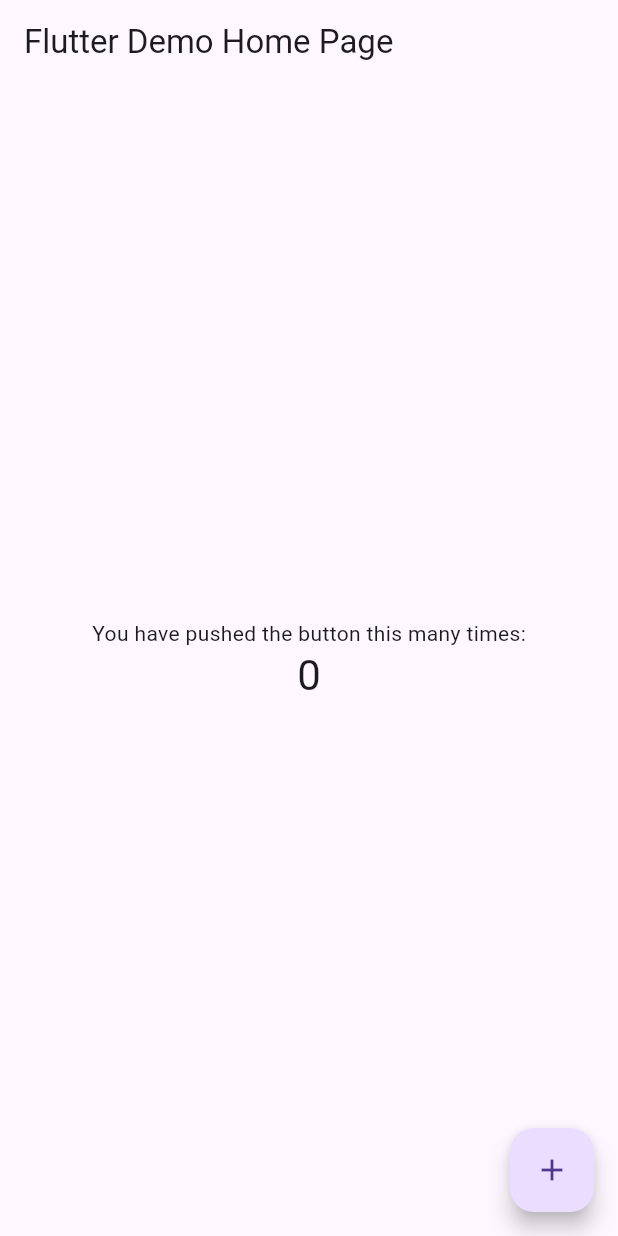
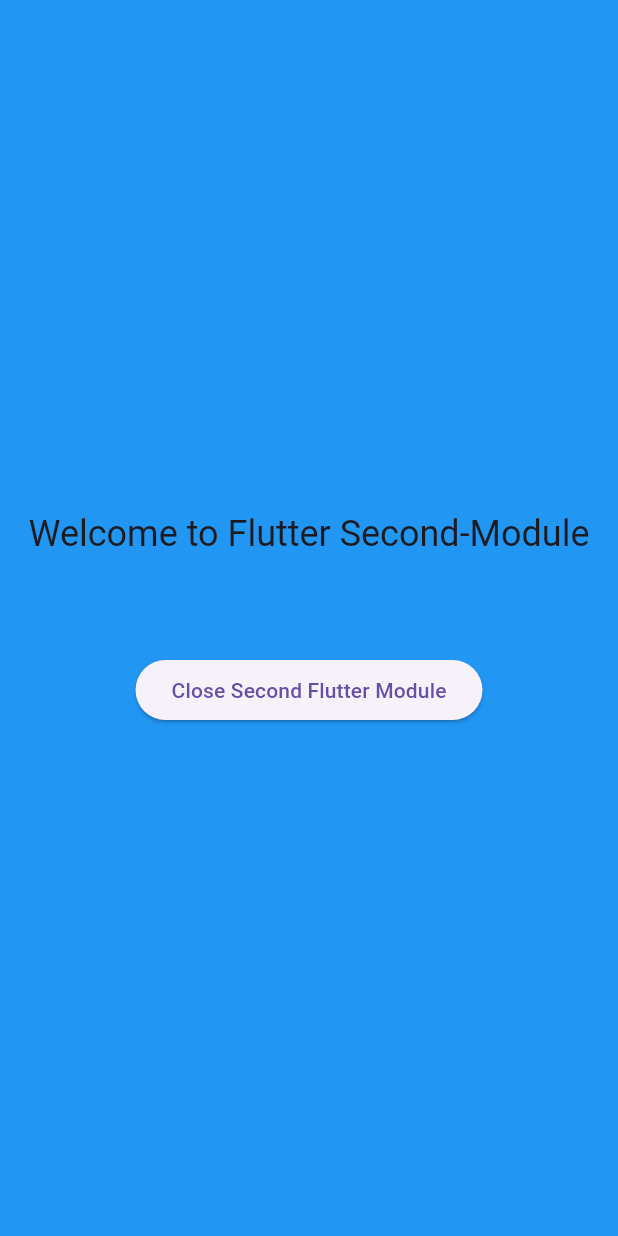
Before and after one commit to caosytrung/AndroidMultiFlutterModules, a Flutter app: the screen it shows after launch, on a phone screen of 412 x 824 dp. Run offline on Flutter 3.47's test engine with Material 3 defaults, Android fonts, the phone set to English and light mode, and no system bars.

Commit message:
Remove Hilt and complete features

```diff
--- /dev/null
+++ b/flutter_module_wrapper/first_module/lib/constants.dart
@@ -0,0 +1,7 @@
+class Constants {
+  Constants._();
+
+  static const channelName = "FlutterFirstModuleChannel";
+  static const finishEvent = "finishEvent";
+  static const openSecondModuleEvent = "openSecondModuleEvent";
+}
--- a/flutter_module_wrapper/first_module/lib/main.dart
+++ b/flutter_module_wrapper/first_module/lib/main.dart
@@ -1,4 +1,6 @@
+import 'package:first_module/constants.dart';
 import 'package:flutter/material.dart';
+import 'package:flutter/services.dart';
 
 void main() => runApp(const FirstModuleApp());
 
@@ -9,104 +11,56 @@ class FirstModuleApp extends StatelessWidget {
   @override
   Widget build(BuildContext context) {
     return MaterialApp(
-      title: 'Flutter Demo',
+      title: 'Flutter First Module',
       theme: ThemeData(
-        // This is the theme of your application.
-        //
-        // Try running your application with "flutter run". You'll see the
-        // application has a blue toolbar. Then, without quitting the app, try
-        // changing the primarySwatch below to Colors.green and then invoke
-        // "hot reload" (press "r" in the console where you ran "flutter run",
-        // or press Run > Flutter Hot Reload in a Flutter IDE). Notice that the
-        // counter didn't reset back to zero; the application is not restarted.
         primarySwatch: Colors.blue,
       ),
-      home: const MyHomePage(title: 'Flutter Demo Home Page'),
+      home: Container(
+          padding: const EdgeInsets.all(8), color: Colors.amber, child: const MyHomePage()),
     );
   }
 }
 
 class MyHomePage extends StatefulWidget {
-  const MyHomePage({super.key, required this.title});
-
-  // This widget is the home page of your application. It is stateful, meaning
-  // that it has a State object (defined below) that contains fields that affect
-  // how it looks.
-
-  // This class is the configuration for the state. It holds the values (in this
-  // case the title) provided by the parent (in this case the App widget) and
-  // used by the build method of the State. Fields in a Widget subclass are
-  // always marked "final".
-
-  final String title;
+  const MyHomePage({super.key});
 
   @override
   State<MyHomePage> createState() => _MyHomePageState();
 }
 
 class _MyHomePageState extends State<MyHomePage> {
-  int _counter = 0;
+  static const platform = MethodChannel(Constants.channelName);
 
-  void _incrementCounter() {
-    setState(() {
-      // This call to setState tells the Flutter framework that something has
-      // changed in this State, which causes it to rerun the build method below
-      // so that the display can reflect the updated values. If we changed
-      // _counter without calling setState(), then the build method would not be
-      // called again, and so nothing would appear to happen.
-      _counter++;
-    });
+  void _onCloseFirstModule() {
+    try {
+      platform.invokeMethod(Constants.finishEvent);
+    } on PlatformException catch (_) {}
+  }
+
+  void _onOpenSecondFirstModule() {
+    try {
+      platform.invokeMethod(Constants.openSecondModuleEvent);
+    } on PlatformException catch (_) {}
   }
 
   @override
   Widget build(BuildContext context) {
-    // This method is rerun every time setState is called, for instance as done
-    // by the _incrementCounter method above.
-    //
-    // The Flutter framework has been optimized to make rerunning build methods
-    // fast, so that you can just rebuild anything that needs updating rather
-    // than having to individually change instances of widgets.
-    return Scaffold(
-      appBar: AppBar(
-        // Here we take the value from the MyHomePage object that was created by
-        // the App.build method, and use it to set our appbar title.
-        title: Text(widget.title),
-      ),
-      body: Center(
-        // Center is a layout widget. It takes a single child and positions it
-        // in the middle of the parent.
-        child: Column(
-          // Column is also a layout widget. It takes a list of children and
-          // arranges them vertically. By default, it sizes itself to fit its
-          // children horizontally, and tries to be as tall as its parent.
-          //
-          // Invoke "debug painting" (press "p" in the console, choose the
-          // "Toggle Debug Paint" action from the Flutter Inspector in Android
-          // Studio, or the "Toggle Debug Paint" command in Visual Studio Code)
-          // to see the wireframe for each widget.
-          //
-          // Column has various properties to control how it sizes itself and
-          // how it positions its children. Here we use mainAxisAlignment to
-          // center the children vertically; the main axis here is the vertical
-          // axis because Columns are vertical (the cross axis would be
-          // horizontal).
-          mainAxisAlignment: MainAxisAlignment.center,
-          children: <Widget>[
-            const Text(
-              'You have pushed the button this many times:',
-            ),
-            Text(
-              '$_counter',
-              style: Theme.of(context).textTheme.headlineMedium,
-            ),
-          ],
-        ),
-      ),
-      floatingActionButton: FloatingActionButton(
-        onPressed: _incrementCounter,
-        tooltip: 'Increment',
-        child: const Icon(Icons.add),
-      ), // This trailing comma makes auto-formatting nicer for build methods.
+    return Column(
+      crossAxisAlignment: CrossAxisAlignment.center,
+      mainAxisAlignment: MainAxisAlignment.center,
+      children: [
+        Text("Welcome to Flutter First-Module",
+            textAlign: TextAlign.center, style: Theme
+                .of(context)
+                .textTheme
+                .headlineSmall),
+        const SizedBox(height: 64),
+        ElevatedButton(
+            onPressed: _onCloseFirstModule, child: const Text("Close First Flutter Module")),
+        const SizedBox(height: 8),
+        ElevatedButton(
+            onPressed: _onOpenSecondFirstModule, child: const Text("Open Second Flutter")),
+      ],
     );
   }
 }
--- a/flutter_module_wrapper/lib/main.dart
+++ b/flutter_module_wrapper/lib/main.dart
@@ -1,5 +1,6 @@
 import 'package:first_module/main.dart';
 import 'package:flutter/material.dart';
+import 'package:second_module/main.dart';
 
 void main() async {
   WidgetsFlutterBinding.ensureInitialized();
@@ -15,5 +16,5 @@ void firstModule() async {
 @pragma('vm:entry-point')
 void secondModule() async {
   WidgetsFlutterBinding.ensureInitialized();
-  runApp(const FirstModuleApp());
+  runApp(const SecondModuleApp());
 }
--- /dev/null
+++ b/flutter_module_wrapper/second_module/lib/constants.dart
@@ -0,0 +1,6 @@
+class Constants {
+  Constants._();
+
+  static const channelName = "FlutterSecondModuleChannel";
+  static const finishEvent = "finishEvent";
+}
--- a/flutter_module_wrapper/second_module/lib/main.dart
+++ b/flutter_module_wrapper/second_module/lib/main.dart
@@ -1,4 +1,7 @@
 import 'package:flutter/material.dart';
+import 'package:flutter/services.dart';
+
+import 'constants.dart';
 
 void main() => runApp(const SecondModuleApp());
 
@@ -9,104 +12,49 @@ class SecondModuleApp extends StatelessWidget {
   @override
   Widget build(BuildContext context) {
     return MaterialApp(
-      title: 'Flutter Demo',
+      title: 'Flutter Second Module',
       theme: ThemeData(
-        // This is the theme of your application.
-        //
-        // Try running your application with "flutter run". You'll see the
-        // application has a blue toolbar. Then, without quitting the app, try
-        // changing the primarySwatch below to Colors.green and then invoke
-        // "hot reload" (press "r" in the console where you ran "flutter run",
-        // or press Run > Flutter Hot Reload in a Flutter IDE). Notice that the
-        // counter didn't reset back to zero; the application is not restarted.
         primarySwatch: Colors.blue,
       ),
-      home: const MyHomePage(title: 'Flutter Demo Home Page'),
+      home: Container(
+          padding: const EdgeInsets.all(8), color: Colors.blue, child: const MyHomePage()),
     );
   }
 }
 
 class MyHomePage extends StatefulWidget {
-  const MyHomePage({super.key, required this.title});
-
-  // This widget is the home page of your application. It is stateful, meaning
-  // that it has a State object (defined below) that contains fields that affect
-  // how it looks.
-
-  // This class is the configuration for the state. It holds the values (in this
-  // case the title) provided by the parent (in this case the App widget) and
-  // used by the build method of the State. Fields in a Widget subclass are
-  // always marked "final".
-
-  final String title;
+  const MyHomePage({super.key});
 
   @override
   State<MyHomePage> createState() => _MyHomePageState();
 }
 
 class _MyHomePageState extends State<MyHomePage> {
-  int _counter = 0;
+  static const platform = MethodChannel(Constants.channelName);
 
-  void _incrementCounter() {
-    setState(() {
-      // This call to setState tells the Flutter framework that something has
-      // changed in this State, which causes it to rerun the build method below
-      // so that the display can reflect the updated values. If we changed
-      // _counter without calling setState(), then the build method would not be
-      // called again, and so nothing would appear to happen.
-      _counter++;
-    });
+  void _onCloseFirstModule() {
+    try {
+      platform.invokeMethod(Constants.finishEvent);
+    } on PlatformException catch (_) {}
   }
 
   @override
   Widget build(BuildContext context) {
-    // This method is rerun every time setState is called, for instance as done
-    // by the _incrementCounter method above.
-    //
-    // The Flutter framework has been optimized to make rerunning build methods
-    // fast, so that you can just rebuild anything that needs updating rather
-    // than having to individually change instances of widgets.
-    return Scaffold(
-      appBar: AppBar(
-        // Here we take the value from the MyHomePage object that was created by
-        // the App.build method, and use it to set our appbar title.
-        title: Text(widget.title),
-      ),
-      body: Center(
-        // Center is a layout widget. It takes a single child and positions it
-        // in the middle of the parent.
-        child: Column(
-          // Column is also a layout widget. It takes a list of children and
-          // arranges them vertically. By default, it sizes itself to fit its
-          // children horizontally, and tries to be as tall as its parent.
-          //
-          // Invoke "debug painting" (press "p" in the console, choose the
-          // "Toggle Debug Paint" action from the Flutter Inspector in Android
-          // Studio, or the "Toggle Debug Paint" command in Visual Studio Code)
-          // to see the wireframe for each widget.
-          //
-          // Column has various properties to control how it sizes itself and
-          // how it positions its children. Here we use mainAxisAlignment to
-          // center the children vertically; the main axis here is the vertical
-          // axis because Columns are vertical (the cross axis would be
-          // horizontal).
-          mainAxisAlignment: MainAxisAlignment.center,
-          children: <Widget>[
-            const Text(
-              'You have pushed the button this many times:',
-            ),
-            Text(
-              '$_counter',
-              style: Theme.of(context).textTheme.headlineMedium,
-            ),
-          ],
+    return Column(
+      crossAxisAlignment: CrossAxisAlignment.center,
+      mainAxisAlignment: MainAxisAlignment.center,
+      children: [
+        Text("Welcome to Flutter Second-Module",
+            textAlign: TextAlign.center, style: Theme
+                .of(context)
+                .textTheme
+                .headlineSmall),
+        const SizedBox(
+          height: 64,
         ),
-      ),
-      floatingActionButton: FloatingActionButton(
-        onPressed: _incrementCounter,
-        tooltip: 'Increment',
-        child: const Icon(Icons.add),
-      ), // This trailing comma makes auto-formatting nicer for build methods.
+        ElevatedButton(
+            onPressed: _onCloseFirstModule, child: const Text("Close Second Flutter Module")),
+      ],
     );
   }
 }
```
Also changed, not shown: 12 other files.
